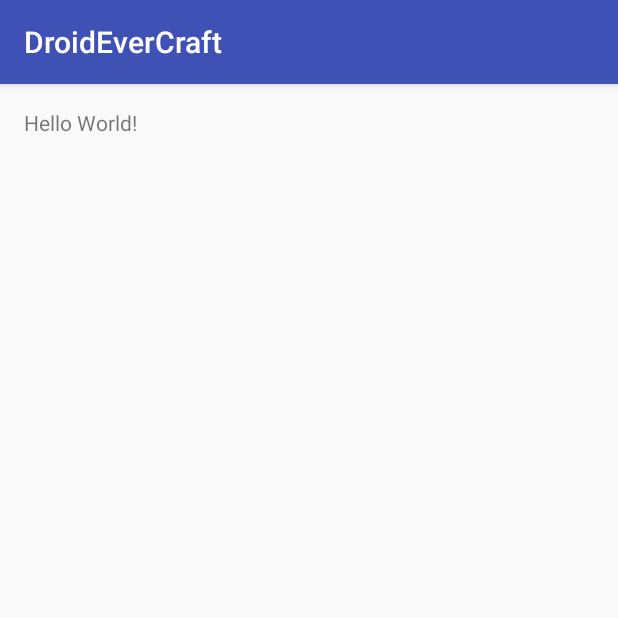
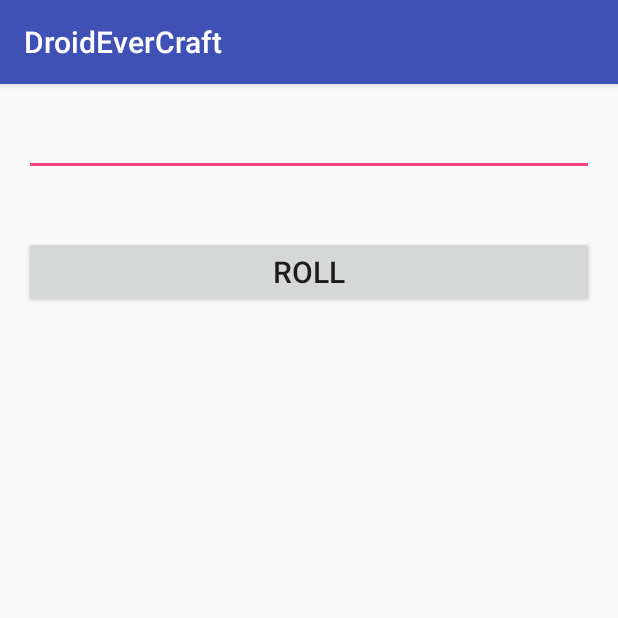
Before and after one commit to mueller04/DroidEverCraft, an Android app: the screen it shows after launch (MainActivity), on a phone screen of 412 x 824 dp, the top half of it. Run offline under Robolectric (Android 15) with nearby library versions, the phone set to English and light mode, and no system bars.

Commit message:
able to read text field

```diff
--- a/app/src/main/java/com/example/mike/droidevercraft/MainActivity.java
+++ b/app/src/main/java/com/example/mike/droidevercraft/MainActivity.java
@@ -3,7 +3,11 @@ package com.example.mike.droidevercraft;
 import android.media.MediaMetadataRetriever;
 import android.support.v7.app.AppCompatActivity;
 import android.os.Bundle;
+import android.text.Editable;
 import android.util.Log;
+import android.view.View;
+import android.widget.EditText;
+import android.widget.TextView;
 
 
 public class MainActivity extends AppCompatActivity {
@@ -17,7 +21,16 @@ public class MainActivity extends AppCompatActivity {
         super.onCreate(savedInstanceState);
         setContentView(R.layout.activity_main);
         play = new Play();
-        everChar1 = new EverCraftCharacter("name1", Enum.Alignment.Good);
+
+
+    }
+
+    public void roll(View view){
+
+        EditText textInput = (EditText) findViewById(R.id.name_input);
+        Editable nameInput = textInput.getText();
+        String nameInputStr = nameInput.toString();
+        everChar1 = new EverCraftCharacter(nameInputStr, Enum.Alignment.Good);
         everChar2 = new EverCraftCharacter("name2", Enum.Alignment.Good);
         int hp = everChar1.getHitPoints();
         String hpStr = Integer.toString(hp);
@@ -28,5 +41,9 @@ public class MainActivity extends AppCompatActivity {
         hp = everChar1.getHitPoints();
         hpStr = Integer.toString(hp);
         Log.d("after", hpStr);
+        String nameStr = everChar1.getName();
+        Log.d("name", nameStr);
     }
+
+
 }
--- a/app/src/main/res/layout/activity_main.xml
+++ b/app/src/main/res/layout/activity_main.xml
@@ -1,16 +1,28 @@
 <?xml version="1.0" encoding="utf-8"?>
-<RelativeLayout xmlns:android="http://schemas.android.com/apk/res/android"
+<LinearLayout xmlns:android="http://schemas.android.com/apk/res/android"
     xmlns:tools="http://schemas.android.com/tools"
     android:layout_width="match_parent"
     android:layout_height="match_parent"
+    android:orientation="vertical"
     android:paddingBottom="@dimen/activity_vertical_margin"
     android:paddingLeft="@dimen/activity_horizontal_margin"
     android:paddingRight="@dimen/activity_horizontal_margin"
     android:paddingTop="@dimen/activity_vertical_margin"
     tools:context="com.example.mike.droidevercraft.MainActivity">
 
-    <TextView
-        android:layout_width="wrap_content"
+    <EditText
+        android:id="@+id/name_input"
+        android:layout_width="match_parent"
         android:layout_height="wrap_content"
-        android:text="Hello World!" />
-</RelativeLayout>
+        android:layout_marginBottom="40dp"
+        android:inputType="textMultiLine" />
+
+    <Button
+        android:layout_width="match_parent"
+        android:layout_height="48dp"
+        android:minHeight="0dp"
+        android:minWidth="0dp"
+        android:text="roll"
+        android:textSize="20dp"
+        android:onClick="roll"/>
+</LinearLayout>
```
